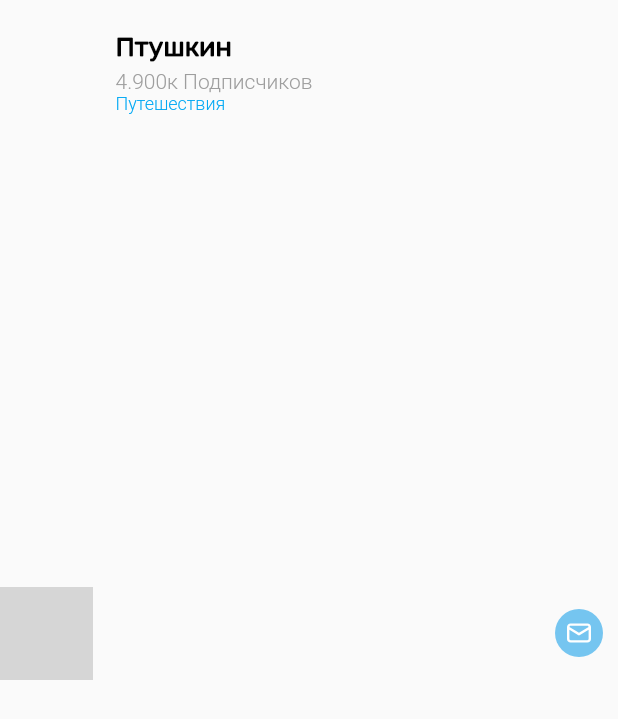
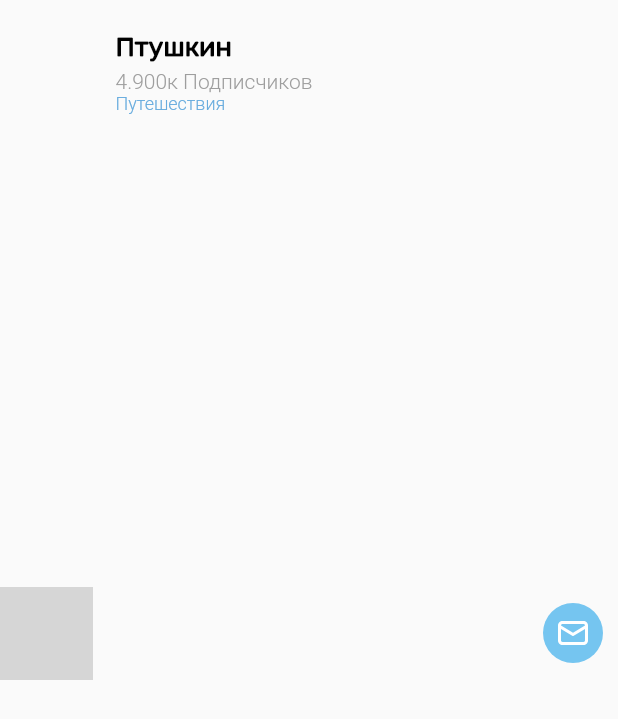
Before and after one commit to sumi-app/sumi_app, a Flutter app: the BlogCard widget shown alone on an empty page, opened directly, on a phone screen of 412 x 824 dp. Shown: the top 719 px of the screen. Run offline on Flutter 3.47's test engine with Material 2 defaults, Android fonts, the light colour scheme and no system bars; our stand-ins replace auto_route, flutter_svg; network calls fail; grey boxes are pictures that could not be loaded.

Commit message:
Fix theme

```diff
--- a/lib/sumi.dart
+++ b/lib/sumi.dart
@@ -1,6 +1,7 @@
 import 'package:auto_route/auto_route.dart';
 import 'package:flutter/material.dart';
 import 'package:sumi/ui/routes/app_router.gr.dart';
+import 'package:sumi/ui/theme/theme.dart';
 
 class Sumi extends StatelessWidget {
   final _appRouter = AppRouter();
@@ -14,6 +15,7 @@
           AutoRouteObserver(),
         ],
       ),
+      theme: ligthTheme,
       routeInformationParser: _appRouter.defaultRouteParser(),
       builder: (_, router) {
         return router!;
--- /dev/null
+++ b/lib/ui/theme/theme.dart
@@ -0,0 +1,16 @@
+import 'package:flutter/material.dart';
+
+final ligthTheme = ThemeData(
+  primaryColor: Color(0xFF68ACDE),
+  appBarTheme: AppBarTheme(
+    color: Colors.white,
+    iconTheme: IconThemeData(
+      color: Color(0xFF68ACDE),
+    ),
+    elevation: 15.0,
+    shadowColor: Colors.grey.withOpacity(0.1),
+  ),
+  tabBarTheme: TabBarTheme(
+    labelColor: Color(0xFF68ACDE),
+  ),
+);
```
Also changed, not shown: lib/ui/screens/bloggers.dart (+36 -25 lines).
